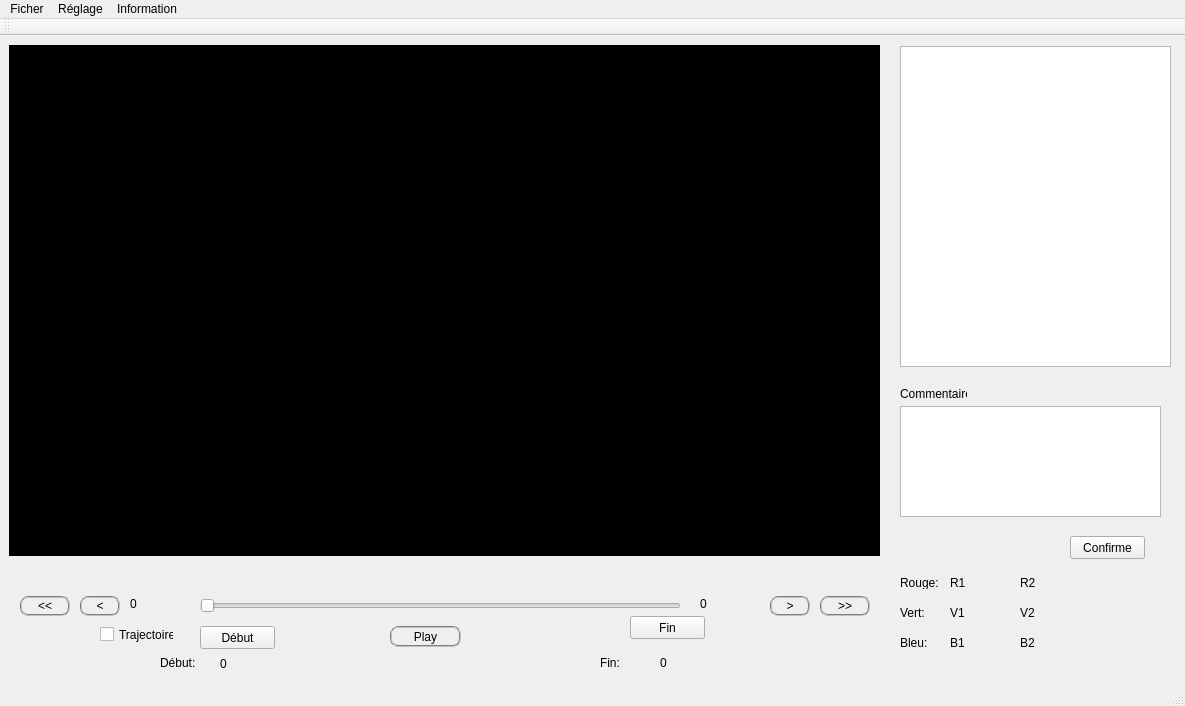
First picture: the form in decter/mainwindow.ui, repository bigflower123/PFE, before the edit.
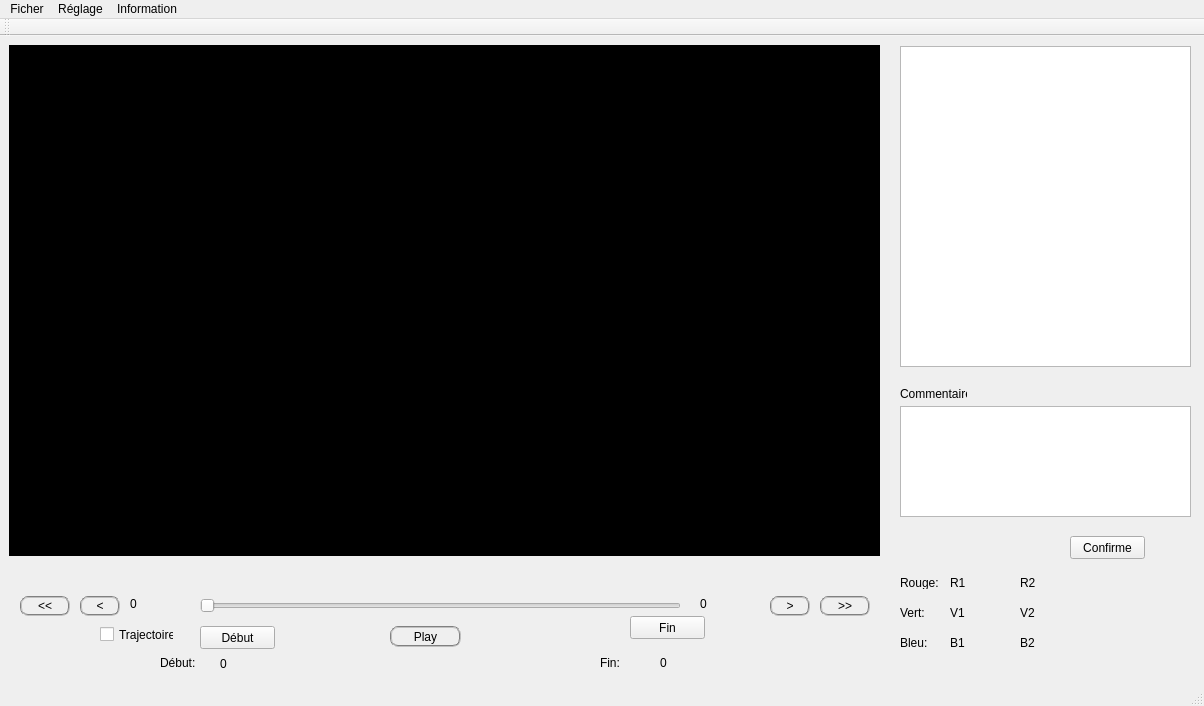
Second picture: the form after the edit. Custom widgets are drawn as their Qt base class.

```diff
--- a/decter/mainwindow.ui
+++ b/decter/mainwindow.ui
@@ -6,7 +6,7 @@
    <rect>
     <x>0</x>
     <y>0</y>
-    <width>1185</width>
+    <width>1204</width>
     <height>706</height>
    </rect>
   </property>
@@ -212,7 +212,7 @@
      <rect>
       <x>900</x>
       <y>370</y>
-      <width>261</width>
+      <width>291</width>
       <height>111</height>
      </rect>
     </property>
@@ -352,7 +352,7 @@
      <rect>
       <x>900</x>
       <y>10</y>
-      <width>271</width>
+      <width>291</width>
       <height>321</height>
      </rect>
     </property>
@@ -415,7 +415,7 @@
     <rect>
      <x>0</x>
      <y>0</y>
-     <width>1185</width>
+     <width>1204</width>
      <height>21</height>
     </rect>
    </property>
```
Left out of the diff: 3 changed lines with no effect on the pictures.
